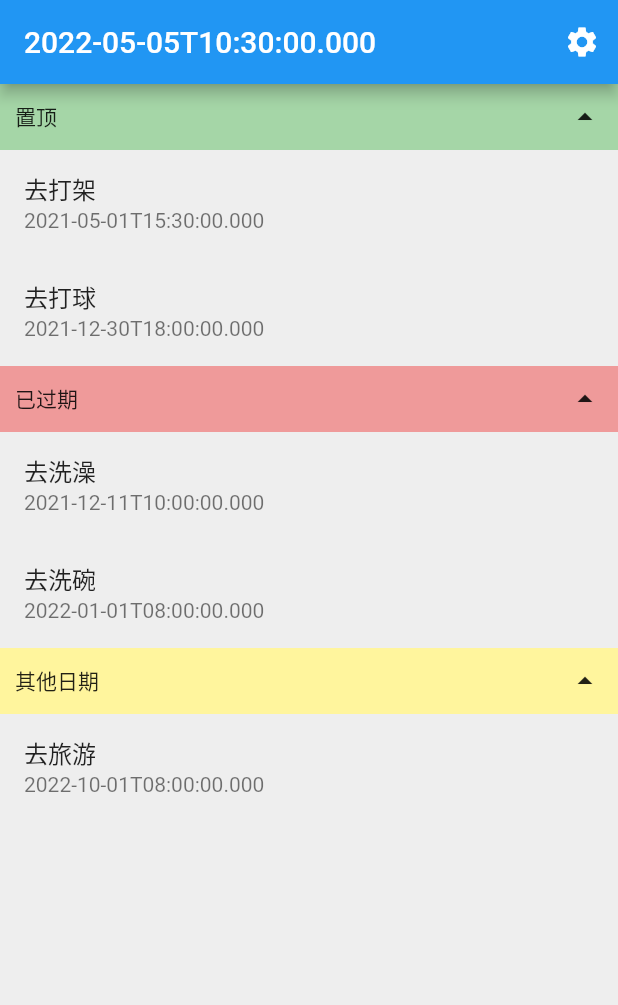
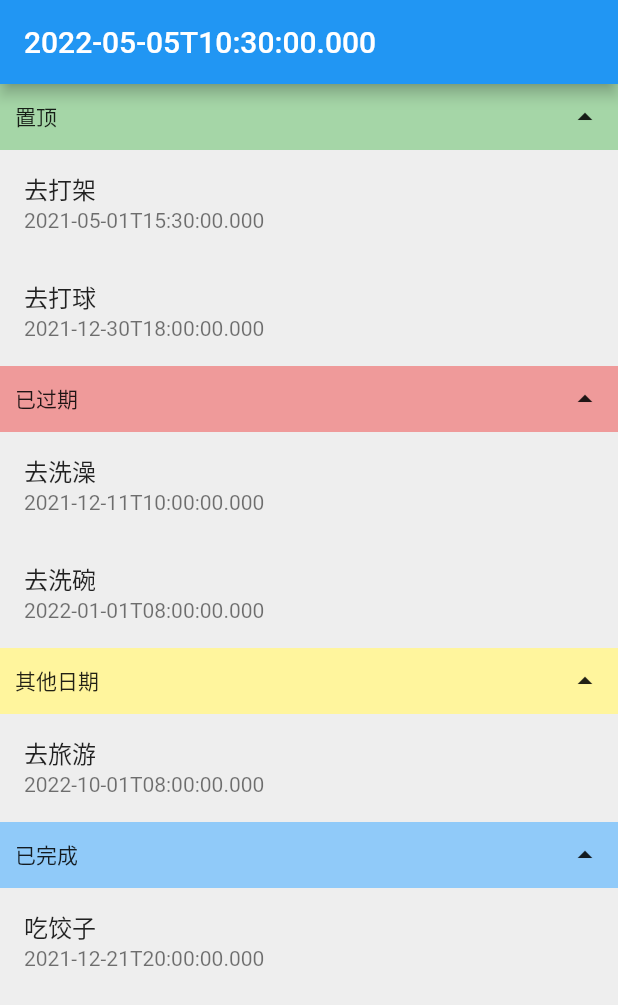
Before and after one commit to YangJ0720/flutter_list_view, a Flutter app: the screen it shows after launch, on a phone screen of 412 x 824 dp. Shown: the top 1005 px of the screen. Run offline on Flutter 3.47's test engine with Material 2 defaults, Android fonts, the phone set to English and light mode, and no system bars; drawn by our look-alikes of flutter_slidable.

Commit message:
新增删除撤销功能

```diff
--- a/lib/model/task_model.dart
+++ b/lib/model/task_model.dart
@@ -1,15 +1,44 @@
+// To parse this JSON data, do
+//
+//     final taskModel = taskModelFromMap(jsonString);
+
+import 'dart:convert';
+
 class TaskModel {
+  TaskModel(
+    this.name,
+    this.dateTime,
+    this.isMarkTop,
+    this.isComplete,
+    {this.hasStar = false, this.isRoot = false}
+  );
+
   String name;
-  DateTime dateTime;
+  String dateTime;
   bool isMarkTop;
   bool isComplete;
   bool hasStar;
-  final bool isRoot;
+  bool isRoot;
 
-  TaskModel(this.name, this.dateTime, this.isMarkTop, this.isComplete, {this.hasStar = false, this.isRoot = false});
+  factory TaskModel.fromJson(String str) => TaskModel.fromMap(json.decode(str));
 
-  @override
-  String toString() {
-    return 'TaskModel{name: $name, dateTime: $dateTime, isMarkTop: $isMarkTop, isComplete: $isComplete, hasStar: $hasStar, isRoot: $isRoot}';
-  }
+  String toJson() => json.encode(toMap());
+
+  factory TaskModel.fromMap(Map<String, dynamic> json) => TaskModel(
+    json["name"],
+    json["dateTime"],
+    json["isMarkTop"],
+    json["isComplete"],
+    hasStar: json["hasStar"],
+    isRoot: json["isRoot"],
+  );
+
+  Map<String, dynamic> toMap() => {
+    "name": name,
+    "dateTime": dateTime,
+    "isMarkTop": isMarkTop,
+    "isComplete": isComplete,
+    "hasStar": hasStar,
+    "isRoot": isRoot,
+  };
 }
--- a/lib/page/home_page.dart
+++ b/lib/page/home_page.dart
@@ -1,11 +1,14 @@
 import 'dart:async';
 
 import 'package:flutter/material.dart';
+import 'package:flutter_list_view/model/task_model.dart';
+import 'package:flutter_list_view/provider/revoke_provider.dart';
+import 'package:flutter_list_view/revoke/revoke_queue.dart';
 import 'package:flutter_list_view/widget/expand/model/expand_group_date_model.dart';
 import 'package:flutter_list_view/widget/expand/model/expand_group_model.dart';
 import 'package:flutter_list_view/widget/expand/expand_list_view.dart';
-
-import '../model/task_model.dart';
+import 'package:flutter_list_view/widget/revoke_view.dart';
+import 'package:provider/provider.dart';
 
 class HomePage extends StatefulWidget {
   @override
@@ -13,29 +16,30 @@ class HomePage extends StatefulWidget {
 }
 
 class _HomePageState extends State<HomePage> {
+  final RevokeQueue _queue = RevokeQueue();
   final StreamController<ExpandGroupModel> _controller = StreamController();
 
   ///
   void _loadData() {
     List<TaskModel> list = [];
     list.add(
-      TaskModel('去打架', DateTime(2021, 5, 1, 15, 30, 0), true, false),
+      TaskModel('去打架', DateTime(2021, 5, 1, 15, 30, 0).toIso8601String(), true, false),
     ); // 置顶
     list.add(
-      TaskModel('去打球', DateTime(2021, 12, 30, 18, 0, 0), true, false),
+      TaskModel('去打球', DateTime(2021, 12, 30, 18, 0, 0).toIso8601String(), true, false),
     ); // 置顶
     list.add(
-      TaskModel('去洗澡', DateTime(2021, 12, 11, 10, 0, 0), false, false),
+      TaskModel('去洗澡', DateTime(2021, 12, 11, 10, 0, 0).toIso8601String(), false, false),
     ); // 已过期
     list.add(
-      TaskModel('去洗碗', DateTime(2022, 1, 1, 8, 0, 0), false, false),
+      TaskModel('去洗碗', DateTime(2022, 1, 1, 8, 0, 0).toIso8601String(), false, false),
     ); // 已过期
     list.add(
-      TaskModel('去旅游', DateTime(2022, 10, 1, 8, 0, 0), false, false),
+      TaskModel('去旅游', DateTime(2022, 10, 1, 8, 0, 0).toIso8601String(), false, false),
     ); // 其他日期
-    // list.add(
-    //   TaskModel('吃饺子', DateTime(2021, 12, 21, 20, 0, 0), false, true),
-    // ); // 已完成// 置顶
+    list.add(
+      TaskModel('吃饺子', DateTime(2021, 12, 21, 20, 0, 0).toIso8601String(), false, true),
+    ); // 已完成
     this._controller.sink.add(ExpandGroupDateModel.build(list));
   }
 
@@ -54,27 +58,44 @@ class _HomePageState extends State<HomePage> {
   @override
   Widget build(BuildContext context) {
     return Scaffold(
-      appBar: AppBar(
-        title: Text(DateTime.now().toIso8601String()),
-        actions: [
-          IconButton(onPressed: () {}, icon: Icon(Icons.settings)),
-        ],
-      ),
+      appBar: AppBar(title: Text(DateTime.now().toIso8601String())),
       body: SafeArea(
         child: StreamBuilder<ExpandGroupModel>(
           builder: (_, snapshot) {
             var model = snapshot.requireData;
-            return ExpandListView(
+            return Stack(
+              children: [
+                Positioned.fill(
+                  child: ExpandListView(
                     model,
                     (value) {
-                _controller.sink.add(ExpandGroupDateModel.build(value.list));
+                      var model = ExpandGroupDateModel.build(value.list);
+                      _controller.sink.add(model);
                     },
                     (value) {
                       _controller.sink.add(ExpandGroupDateModel.build(value));
-                value.forEach((element) {
-                  print('element = ${element.toString()}');
+                      _queue.delay(() {
+                        Provider.of<RevokeProvider>(context, listen: false).clear();
                       });
                     },
+                  ),
+                ),
+                Positioned(
+                  child: RevokeView(
+                    valueChanged: (value) {
+                      var list = model.list;
+                      value.forEach((element) {
+                        list.add(TaskModel.fromJson(element));
+                      });
+                      _controller.sink.add(ExpandGroupDateModel.build(list));
+                      //
+                      _queue.cancel();
+                    },
+                  ),
+                  right: 10,
+                  bottom: 10,
+                ),
+              ],
             );
           },
           stream: _controller.stream,
--- /dev/null
+++ b/lib/provider/revoke_provider.dart
@@ -0,0 +1,20 @@
+import 'package:flutter/material.dart';
+
+class RevokeProvider extends ChangeNotifier {
+
+  final List<String> _list = [];
+
+  void put(String json) {
+    _list.add(json);
+    notifyListeners();
+  }
+
+  void clear() {
+    _list.clear();
+    notifyListeners();
+  }
+
+  bool isEmpty() => _list.isEmpty;
+
+  List<String> get list => _list;
+}
--- a/lib/widget/expand/expand_list_view.dart
+++ b/lib/widget/expand/expand_list_view.dart
@@ -1,7 +1,9 @@
 import 'package:flutter/material.dart';
+import 'package:flutter_list_view/provider/revoke_provider.dart';
 import 'package:flutter_list_view/widget/expand/model/expand_group_model.dart';
 import 'package:flutter_list_view/model/task_model.dart';
 import 'package:flutter_list_view/widget/slide_view.dart';
+import 'package:provider/provider.dart';
 
 class ExpandListView extends StatelessWidget {
   final ExpandGroupModel model;
@@ -33,7 +35,7 @@ class ExpandListView extends StatelessWidget {
   }
 
   ///
-  Widget _createItemView(int index, TaskModel item, bool isExpanded) {
+  Widget _createItemView(context, int index, TaskModel item, bool isExpanded) {
     if (isExpanded) {
       // 展开
       return SlideView(
@@ -43,6 +45,9 @@ class ExpandListView extends StatelessWidget {
           var list = model.list;
           list.remove(item);
           listValueChanged.call(list);
+          //
+          String json = item.toJson();
+          Provider.of<RevokeProvider>(context, listen: false).put(json);
         },
       );
     }
@@ -70,7 +75,7 @@ class ExpandListView extends StatelessWidget {
               },
             );
           } else {
-            return _createItemView(index, item, model.isExpandedTop());
+            return _createItemView(context, index, item, model.isExpandedTop());
           }
         } else if (model.isInvalidRange(index)) {
           // 已过期
@@ -86,7 +91,7 @@ class ExpandListView extends StatelessWidget {
               },
             );
           } else {
-            return _createItemView(index, item, model.isExpandedInvalid());
+            return _createItemView(context, index, item, model.isExpandedInvalid());
           }
         } else if (model.isOtherRange(index)) {
           // 其他日期
@@ -102,7 +107,7 @@ class ExpandListView extends StatelessWidget {
               },
             );
           } else {
-            return _createItemView(index, item, model.isExpandedOther());
+            return _createItemView(context, index, item, model.isExpandedOther());
           }
         } else if (model.isCompleteRange(index)) {
           // 已完成
@@ -118,7 +123,7 @@ class ExpandListView extends StatelessWidget {
               },
             );
           } else {
-            return _createItemView(index, item, model.isExpandedComplete());
+            return _createItemView(context, index, item, model.isExpandedComplete());
           }
         } else if (model.isHasStarRange(index)) {
           // 有星标
@@ -134,7 +139,7 @@ class ExpandListView extends StatelessWidget {
               },
             );
           } else {
-            return _createItemView(index, item, model.isExpandedHasStar());
+            return _createItemView(context, index, item, model.isExpandedHasStar());
           }
         } else {
           // 无星标
@@ -150,7 +155,7 @@ class ExpandListView extends StatelessWidget {
               },
             );
           } else {
-            return _createItemView(index, item, model.isExpandedNoStar());
+            return _createItemView(context, index, item, model.isExpandedNoStar());
           }
         }
       },
--- a/lib/widget/slide_view.dart
+++ b/lib/widget/slide_view.dart
@@ -68,10 +68,7 @@ class SlideView extends StatelessWidget {
 
       // The child of the Slidable is what the user sees when the
       // component is not dragged.
-      child: ListTile(
-        title: Text(model.name),
-        subtitle: Text(model.dateTime.toIso8601String()),
-      ),
+      child: ListTile(title: Text(model.name), subtitle: Text(model.dateTime)),
     );
   }
 }
--- a/pubspec.yaml
+++ b/pubspec.yaml
@@ -30,6 +30,8 @@ dependencies:
   cupertino_icons: ^1.0.0
   # 滑动删除插件
   flutter_slidable: ^1.1.0
+  #
+  provider: ^6.0.2
 
 dev_dependencies:
   flutter_test:
```
Also changed, not shown: lib/main.dart (+6 -1 lines), lib/revoke/revoke_queue.dart (added, +23 -0 lines), lib/widget/expand/model/expand_group_date_model.dart (+8 -8 lines), lib/widget/expand/model/expand_group_state_model.dart (+7 -7 lines), lib/widget/revoke_view.dart (added, +30 -0 lines), pubspec.lock, 1 other file. Lines whose indentation alone changed are shown as unchanged.
